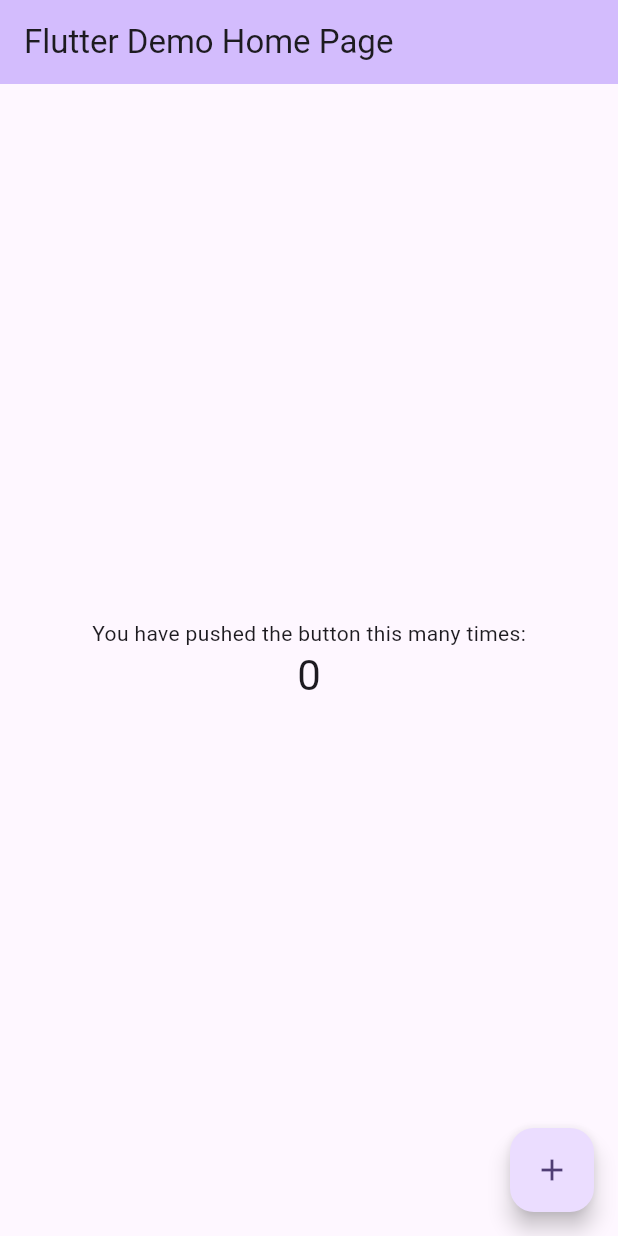
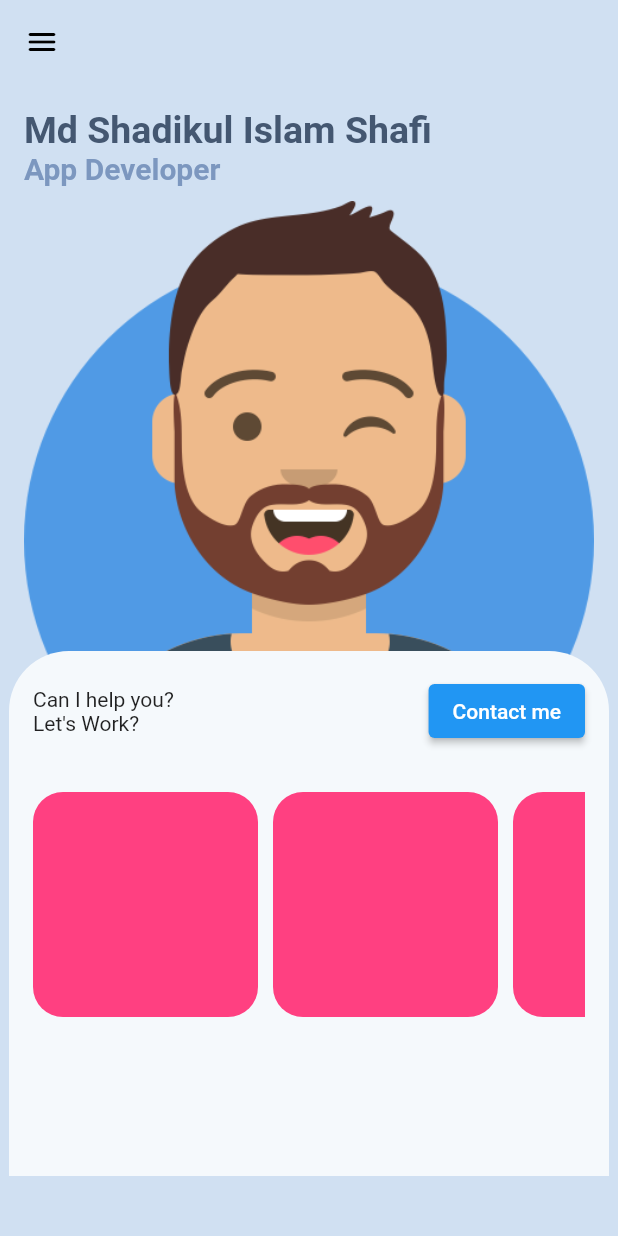
Before and after one commit to shafi21064/assignment, a Flutter app: the screen it shows after launch, on a phone screen of 412 x 824 dp. Run offline on Flutter 3.47's test engine with Material 2 defaults, Android fonts, the light colour scheme and no system bars.

Commit message:
work is in progress

```diff
--- a/portfoilo_app/lib/main.dart
+++ b/portfoilo_app/lib/main.dart
@@ -1,4 +1,7 @@
 import 'package:flutter/material.dart';
+import 'package:portfoilo_app/pages/home_page.dart';
+import 'package:portfoilo_app/pages/test.dart';
+import 'package:portfoilo_app/pages/test_two.dart';
 
 void main() {
   runApp(const MyApp());
@@ -7,119 +10,11 @@ void main() {
 class MyApp extends StatelessWidget {
   const MyApp({super.key});
 
-  // This widget is the root of your application.
   @override
   Widget build(BuildContext context) {
-    return MaterialApp(
-      title: 'Flutter Demo',
-      theme: ThemeData(
-        // This is the theme of your application.
-        //
-        // TRY THIS: Try running your application with "flutter run". You'll see
-        // the application has a blue toolbar. Then, without quitting the app,
-        // try changing the seedColor in the colorScheme below to Colors.green
-        // and then invoke "hot reload" (save your changes or press the "hot
-        // reload" button in a Flutter-supported IDE, or press "r" if you used
-        // the command line to start the app).
-        //
-        // Notice that the counter didn't reset back to zero; the application
-        // state is not lost during the reload. To reset the state, use hot
-        // restart instead.
-        //
-        // This works for code too, not just values: Most code changes can be
-        // tested with just a hot reload.
-        colorScheme: ColorScheme.fromSeed(seedColor: Colors.deepPurple),
-        useMaterial3: true,
-      ),
-      home: const MyHomePage(title: 'Flutter Demo Home Page'),
+    return const MaterialApp(
+      debugShowCheckedModeBanner: false,
+      home: HomePage(),
     );
   }
 }
-
-class MyHomePage extends StatefulWidget {
-  const MyHomePage({super.key, required this.title});
-
-  // This widget is the home page of your application. It is stateful, meaning
-  // that it has a State object (defined below) that contains fields that affect
-  // how it looks.
-
-  // This class is the configuration for the state. It holds the values (in this
-  // case the title) provided by the parent (in this case the App widget) and
-  // used by the build method of the State. Fields in a Widget subclass are
-  // always marked "final".
-
-  final String title;
-
-  @override
-  State<MyHomePage> createState() => _MyHomePageState();
-}
-
-class _MyHomePageState extends State<MyHomePage> {
-  int _counter = 0;
-
-  void _incrementCounter() {
-    setState(() {
-      // This call to setState tells the Flutter framework that something has
-      // changed in this State, which causes it to rerun the build method below
-      // so that the display can reflect the updated values. If we changed
-      // _counter without calling setState(), then the build method would not be
-      // called again, and so nothing would appear to happen.
-      _counter++;
-    });
-  }
-
-  @override
-  Widget build(BuildContext context) {
-    // This method is rerun every time setState is called, for instance as done
-    // by the _incrementCounter method above.
-    //
-    // The Flutter framework has been optimized to make rerunning build methods
-    // fast, so that you can just rebuild anything that needs updating rather
-    // than having to individually change instances of widgets.
-    return Scaffold(
-      appBar: AppBar(
-        // TRY THIS: Try changing the color here to a specific color (to
-        // Colors.amber, perhaps?) and trigger a hot reload to see the AppBar
-        // change color while the other colors stay the same.
-        backgroundColor: Theme.of(context).colorScheme.inversePrimary,
-        // Here we take the value from the MyHomePage object that was created by
-        // the App.build method, and use it to set our appbar title.
-        title: Text(widget.title),
-      ),
-      body: Center(
-        // Center is a layout widget. It takes a single child and positions it
-        // in the middle of the parent.
-        child: Column(
-          // Column is also a layout widget. It takes a list of children and
-          // arranges them vertically. By default, it sizes itself to fit its
-          // children horizontally, and tries to be as tall as its parent.
-          //
-          // Column has various properties to control how it sizes itself and
-          // how it positions its children. Here we use mainAxisAlignment to
-          // center the children vertically; the main axis here is the vertical
-          // axis because Columns are vertical (the cross axis would be
-          // horizontal).
-          //
-          // TRY THIS: Invoke "debug painting" (choose the "Toggle Debug Paint"
-          // action in the IDE, or press "p" in the console), to see the
-          // wireframe for each widget.
-          mainAxisAlignment: MainAxisAlignment.center,
-          children: <Widget>[
-            const Text(
-              'You have pushed the button this many times:',
-            ),
-            Text(
-              '$_counter',
-              style: Theme.of(context).textTheme.headlineMedium,
-            ),
-          ],
-        ),
-      ),
-      floatingActionButton: FloatingActionButton(
-        onPressed: _incrementCounter,
-        tooltip: 'Increment',
-        child: const Icon(Icons.add),
-      ), // This trailing comma makes auto-formatting nicer for build methods.
-    );
-  }
-}
--- /dev/null
+++ b/portfoilo_app/lib/pages/home_page.dart
@@ -0,0 +1,145 @@
+import 'package:flutter/material.dart';
+
+class HomePage extends StatelessWidget {
+  const HomePage({super.key});
+
+  @override
+  Widget build(BuildContext context) {
+    return Scaffold(
+      backgroundColor: const Color(0xffd0e0f2),
+      appBar: AppBar(
+        leading: const Icon(
+          Icons.menu_rounded,
+          color: Colors.black,
+        ),
+        elevation: 0,
+        backgroundColor: Colors.transparent,
+      ),
+      body: Container(
+        margin: const EdgeInsets.all(16),
+        child: Column(
+          children: [
+            const Row(
+              children: [
+                Column(
+                  crossAxisAlignment: CrossAxisAlignment.start,
+                  children: [
+                    Text(
+                      "Md Shadikul Islam Shafi",
+                      style: TextStyle(
+                          color: Color(0xff445771),
+                          fontSize: 25,
+                          fontWeight: FontWeight.bold),
+                    ),
+                    Text(
+                      "App Developer",
+                      textAlign: TextAlign.left,
+                      style: TextStyle(
+                          color: Color(0xff7c97bf),
+                          fontSize: 20,
+                          fontWeight: FontWeight.bold),
+                    ),
+                  ],
+                ),
+              ],
+            ),
+            const SizedBox(
+              height: 10,
+            ),
+            Stack(
+                fit: StackFit.loose,
+                alignment: AlignmentDirectional.bottomCenter,
+                clipBehavior: Clip.none,
+                children: [
+                  const Image(
+                    image: AssetImage('assets/images/profile.png'),
+                  ),
+                  Positioned(
+                    top: 300,
+                    child: Container(
+                      padding: const EdgeInsets.all(16),
+                      height: 350,
+                      width: 400,
+                      decoration: const BoxDecoration(
+                          color: Color(0xfff5f9fc),
+                          borderRadius: BorderRadius.only(
+                              topLeft: Radius.circular(40),
+                              topRight: Radius.circular(40))),
+                      child: Column(
+                        children: [
+                          Row(
+                            mainAxisAlignment: MainAxisAlignment.spaceBetween,
+                            children: [
+                              const Column(
+                                crossAxisAlignment: CrossAxisAlignment.start,
+                                children: [
+                                  Text('Can I help you?'),
+                                  Text("Let's Work? ")
+                                ],
+                              ),
+                              ElevatedButton(
+                                  onPressed: () {},
+                                  child: const Text('Contact me'))
+                            ],
+                          ),
+                          const SizedBox(
+                            height: 30,
+                          ),
+                          SizedBox(
+                            height: 150,
+                            //width: 500,
+                            child: ListView(
+                              scrollDirection: Axis.horizontal,
+                              children: [
+                                Container(
+                                  height: 150,
+                                  width: 150,
+                                  decoration: BoxDecoration(
+                                      color: Colors.pinkAccent,
+                                      borderRadius:
+                                          BorderRadius.circular(20)),
+                                ),
+                                const SizedBox(
+                                  width: 10,
+                                ),
+                                Container(
+                                  height: 150,
+                                  width: 150,
+                                  decoration: BoxDecoration(
+                                      color: Colors.pinkAccent,
+                                      borderRadius:
+                                          BorderRadius.circular(20)),
+                                ),
+                                const SizedBox(
+                                  width: 10,
+                                ),
+                                Container(
+                                  height: 150,
+                                  width: 150,
+                                  decoration: BoxDecoration(
+                                      color: Colors.pinkAccent,
+                                      borderRadius:
+                                          BorderRadius.circular(20)),
+                                ),
+                                Container(
+                                  height: 150,
+                                  width: 150,
+                                  decoration: BoxDecoration(
+                                      color: Colors.pinkAccent,
+                                      borderRadius:
+                                      BorderRadius.circular(20)),
+                                )
+                              ],
+                            ),
+                          )
+                        ],
+                      ),
+                    ),
+                  )
+                ])
+          ],
+        ),
+      ),
+    );
+  }
+}
--- a/portfoilo_app/pubspec.yaml
+++ b/portfoilo_app/pubspec.yaml
@@ -59,9 +59,8 @@ flutter:
   uses-material-design: true
 
   # To add assets to your application, add an assets section, like this:
-  # assets:
-  #   - images/a_dot_burr.jpeg
-  #   - images/a_dot_ham.jpeg
+  assets:
+     - assets/images/
 
   # An image asset can refer to one or more resolution-specific "variants", see
   # https://flutter.dev/assets-and-images/#resolution-aware
```
Also changed, not shown: portfoilo_app/lib/pages/test.dart (added, +95 -0 lines), portfoilo_app/lib/pages/test_two.dart (added, +48 -0 lines), portfoilo_app/assets/images/profile.png (added).
